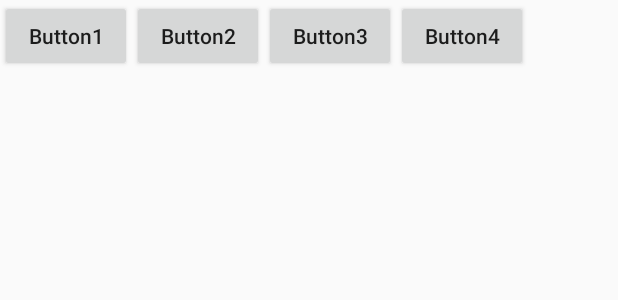
After one commit to StormWangxhu/AndroidBasic, an Android app: the layout activity_linear_layout_test.xml on its own in the app's theme, with its tools: preview values and no code run, on a phone screen of 412 x 824 dp. The commit adds this screen. Shown: the top 300 px of the screen. Run offline under Robolectric (Android 15) with nearby library versions, the phone set to English and light mode, and no system bars.

Commit message:
add <Button

```diff
--- a/app/src/main/java/com/stormwangxhu/androidbasic/FirstActivity.java
+++ b/app/src/main/java/com/stormwangxhu/androidbasic/basedemo/FirstActivity.java
@@ -1,13 +1,13 @@
-package com.stormwangxhu.androidbasic;
+package com.stormwangxhu.androidbasic.basedemo;
 
 import android.content.Intent;
 import android.os.Bundle;
-import android.util.Log;
 import android.view.View;
 import android.widget.Button;
 import android.widget.Toast;
 
-import androidx.annotation.Nullable;
+import com.stormwangxhu.androidbasic.R;
+import com.stormwangxhu.androidbasic.commom.BaseActivity;
 
 import java.text.SimpleDateFormat;
 import java.util.Date;
--- a/app/src/main/java/com/stormwangxhu/androidbasic/SecondActivity.java
+++ b/app/src/main/java/com/stormwangxhu/androidbasic/basedemo/SecondActivity.java
@@ -1,12 +1,14 @@
-package com.stormwangxhu.androidbasic;
+package com.stormwangxhu.androidbasic.basedemo;
 
 import android.content.Intent;
 import android.os.Bundle;
 import android.util.Log;
 import android.view.View;
 import android.widget.Button;
-import android.widget.TextView;
 import android.widget.Toast;
+
+import com.stormwangxhu.androidbasic.R;
+import com.stormwangxhu.androidbasic.commom.BaseActivity;
 
 public class SecondActivity extends BaseActivity {
 
--- a/app/src/main/java/com/stormwangxhu/androidbasic/BaseActivity.java
+++ b/app/src/main/java/com/stormwangxhu/androidbasic/commom/BaseActivity.java
@@ -1,4 +1,4 @@
-package com.stormwangxhu.androidbasic;
+package com.stormwangxhu.androidbasic.commom;
 
 import android.os.Bundle;
 import android.util.Log;
--- a/app/src/main/java/com/stormwangxhu/androidbasic/MainActiviry.java
+++ b/app/src/main/java/com/stormwangxhu/androidbasic/commom/MainActiviry.java
@@ -1,4 +1,4 @@
-package com.stormwangxhu.androidbasic;
+package com.stormwangxhu.androidbasic.commom;
 
 
 import android.content.Intent;
@@ -6,7 +6,9 @@ import android.os.Bundle;
 import android.util.Log;
 import android.view.View;
 import android.widget.Button;
-import android.widget.Toast;
+
+import com.stormwangxhu.androidbasic.R;
+import com.stormwangxhu.androidbasic.basedemo.FirstActivity;
 
 /**
  * 所有的活动都必须在AndroidManifest.xml文件中注册才能生效。
--- /dev/null
+++ b/app/src/main/res/layout/activity_linear_layout_test.xml
@@ -0,0 +1,35 @@
+<?xml version="1.0" encoding="utf-8"?>
+<LinearLayout xmlns:android="http://schemas.android.com/apk/res/android"
+    android:layout_width="match_parent"
+    android:layout_height="match_parent"
+    android:orientation="horizontal">
+
+    <Button
+        android:id="@+id/button1"
+        android:layout_width="wrap_content"
+        android:layout_height="wrap_content"
+        android:text="Button1"
+        android:textAllCaps="false" />
+
+    <Button
+        android:id="@+id/button2"
+        android:layout_width="wrap_content"
+        android:layout_height="wrap_content"
+        android:text="Button2"
+        android:textAllCaps="false" />
+
+    <Button
+        android:id="@+id/button3"
+        android:layout_width="wrap_content"
+        android:layout_height="wrap_content"
+        android:text="Button3"
+        android:textAllCaps="false" />
+
+    <Button
+        android:id="@+id/button4"
+        android:layout_width="wrap_content"
+        android:layout_height="wrap_content"
+        android:text="Button4"
+        android:textAllCaps="false" />
+
+</LinearLayout>
```
Also changed, not shown: app/src/main/AndroidManifest.xml (+9 -10 lines), app/src/main/java/com/stormwangxhu/androidbasic/UIlayout/LinearLayoutTest.java (added, +17 -0 lines), app/src/main/java/com/stormwangxhu/androidbasic/basedemo/ActivityLaunchModesTest.java (renamed from app/src/main/java/com/stormwangxhu/androidbasic/ActivityLaunchModesTest.java, +3 -4 lines).
